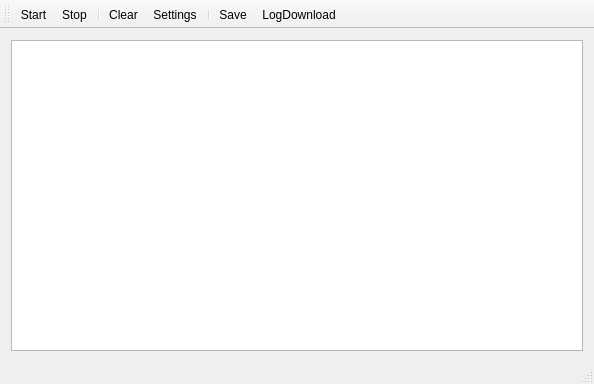
First picture: the form in Ylz.SqlViewer/YlzSqlViewer.ui, repository titicacafz/SQLTools, before the edit.
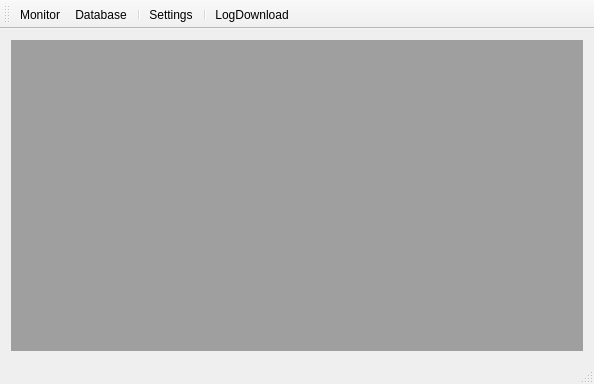
Second picture: the form after the edit. Icons and pictures are not drawn.

Diff of the .ui file:
```diff
--- a/Ylz.SqlViewer/YlzSqlViewer.ui
+++ b/Ylz.SqlViewer/YlzSqlViewer.ui
@@ -20,13 +20,7 @@
       <property name="orientation">
        <enum>Qt::Vertical</enum>
       </property>
-      <widget class="QPlainTextEdit" name="textEdit">
-       <property name="font">
-        <font>
-         <pointsize>10</pointsize>
-        </font>
-       </property>
-      </widget>
+      <widget class="QMdiArea" name="mdiArea"/>
      </widget>
     </item>
    </layout>
@@ -48,13 +42,11 @@
    <attribute name="toolBarBreak">
     <bool>false</bool>
    </attribute>
-   <addaction name="actionStart"/>
-   <addaction name="actionStop"/>
+   <addaction name="actionMonitor"/>
+   <addaction name="actionDatabase"/>
    <addaction name="separator"/>
-   <addaction name="actionClear"/>
    <addaction name="actionSettings"/>
    <addaction name="separator"/>
-   <addaction name="actionSave"/>
    <addaction name="actionLogDownload"/>
   </widget>
   <widget class="QStatusBar" name="statusBar"/>
@@ -143,6 +135,18 @@
     <string>Database</string>
    </property>
   </action>
+  <action name="actionMonitor">
+   <property name="icon">
+    <iconset resource="YlzSqlViewer.qrc">
+     <normaloff>:/YlzSqlViewer/Resources/monitor.ico</normaloff>:/YlzSqlViewer/Resources/monitor.ico</iconset>
+   </property>
+   <property name="text">
+    <string>Monitor</string>
+   </property>
+   <property name="toolTip">
+    <string>Monitor</string>
+   </property>
+  </action>
  </widget>
  <layoutdefault spacing="6" margin="11"/>
  <resources>
```
